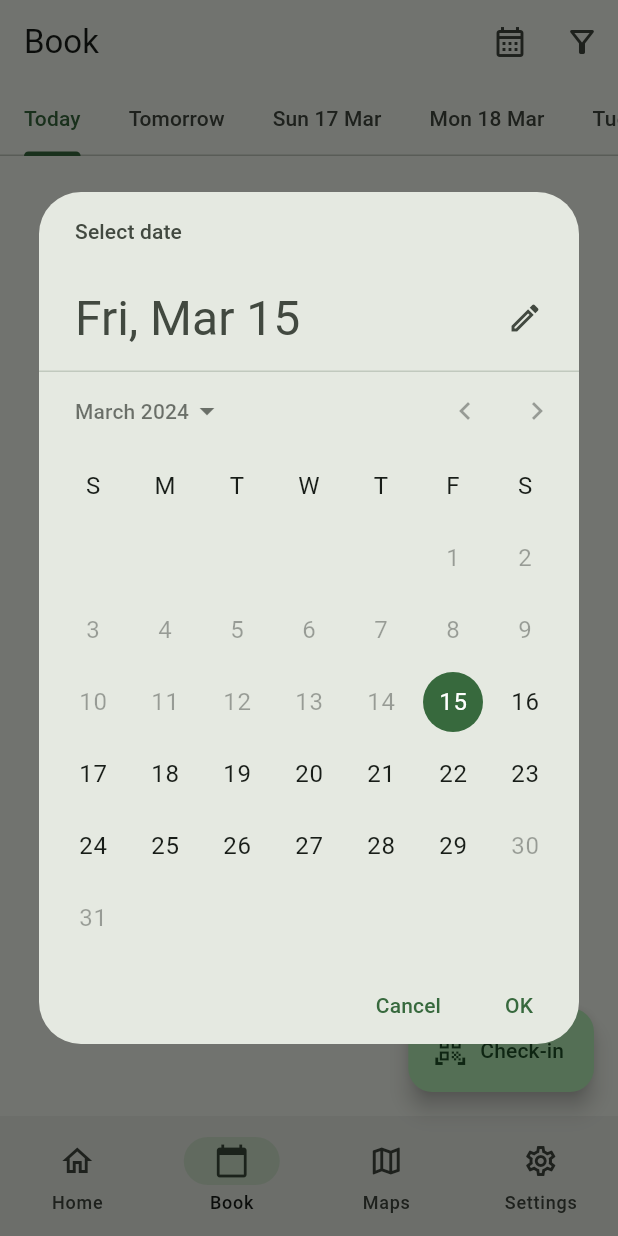
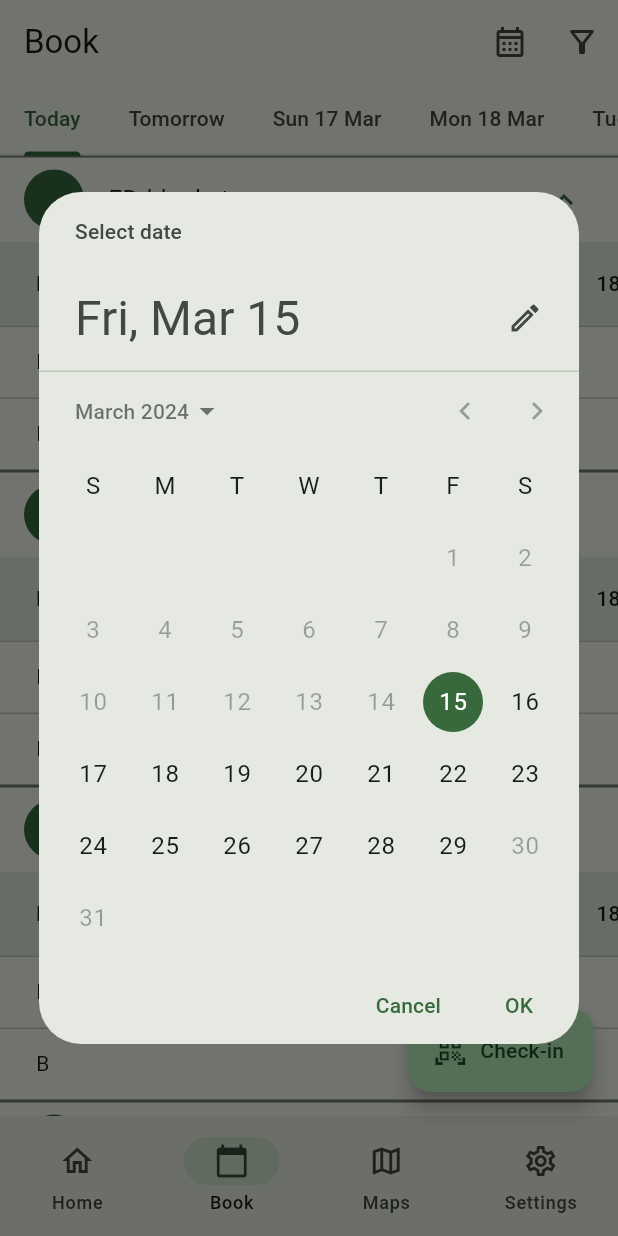
Before and after one commit to fillemon10/kandidat-grupp65-timeedit, a Flutter app: the screen it shows after launch, item 2 of the bottom bar chosen, after a tap on the "calendar month" icon, on a phone screen of 412 x 824 dp. Run offline on Flutter 3.47's test engine with Material 3 defaults, Android fonts, the phone set to English and light mode, and no system bars; our stand-ins replace cloud_firestore, firebase_auth, firebase_core, go_router; missing offline and left inert: firebase_ui_auth, qr_code_scanner; accounts and stored records are empty.

Commit message:
trying to fix booking screen

```diff
--- a/lib/main.dart
+++ b/lib/main.dart
@@ -1,4 +1,3 @@
-import 'package:firebase_core/firebase_core.dart';
 import 'package:flutter/material.dart';
 import 'package:go_router/go_router.dart';
 import 'package:timeedit/screens/after-checkin.dart';
--- a/lib/screens/book.dart
+++ b/lib/screens/book.dart
@@ -74,7 +74,8 @@ class _BookingTabBarState extends State<BookingTabBar>
               final DateTime? picked = await showDatePicker(
                 context: context,
                 firstDate: DateTime.now(),
-                lastDate: DateTime.now().add(Duration(days: AMOUNT_OF_DAYS)),
+                lastDate:
+                    DateTime.now().add(const Duration(days: AMOUNT_OF_DAYS)),
                 initialDate: _selectedDate,
               );
               _onDatePicked(picked);
@@ -93,7 +94,7 @@ class _BookingTabBarState extends State<BookingTabBar>
       body: Column(
         children: [
           if (_showFilters) // Show filter chips if _showFilters is true
-            Align(
+            const Align(
               alignment: Alignment.centerLeft,
               child: FilterChipExample(),
             ),
@@ -110,13 +111,10 @@ class _BookingTabBarState extends State<BookingTabBar>
           Expanded(
             child: TabBarView(
               controller: _tabController,
-              children: _tabDays.map((day) {
-                return Center(
-                  child: Text(
-                    'Bookings for ${_formatDate(day)}',
-                  ),
-                );
-              }).toList(),
+              children: List.generate(
+                AMOUNT_OF_DAYS + 1,
+                (index) => AllCollapsibleTables(),
+              ),
             ),
           ),
         ],
@@ -172,7 +170,7 @@ class _FilterChipExampleState extends State<FilterChipExample> {
     return SingleChildScrollView(
       scrollDirection: Axis.horizontal,
       child: Container(
-        padding: EdgeInsets.symmetric(horizontal: 14),
+        padding: const EdgeInsets.symmetric(horizontal: 14),
         child: Wrap(
           spacing: 4.0,
           runSpacing: 4.0,
@@ -197,3 +195,195 @@ class _FilterChipExampleState extends State<FilterChipExample> {
     );
   }
 }
+
+class AllCollapsibleTables extends StatelessWidget {
+  @override
+  Widget build(BuildContext context) {
+    return ListView(
+      children: <Widget>[
+        for (int i = 0; i < 10; i++) ...[
+          CollapsibleTable(
+            title: 'ED-blocket',
+            table: BookingTable(),
+          ),
+        ],
+      ],
+    );
+  }
+}
+
+class CollapsibleTable extends StatefulWidget {
+  final String title;
+  final Widget table;
+
+  const CollapsibleTable({Key? key, required this.title, required this.table})
+      : super(key: key);
+
+  @override
+  _CollapsibleTableState createState() => _CollapsibleTableState();
+}
+
+class _CollapsibleTableState extends State<CollapsibleTable> {
+  @override
+  Widget build(BuildContext context) {
+    return Column(
+      children: <Widget>[
+        ExpansionTile(
+          childrenPadding: EdgeInsets.all(0),
+          initiallyExpanded: true,
+          leading: CircleAvatar(
+            backgroundColor: Theme.of(context).colorScheme.primary,
+          ),
+          title: Text('ED-blocket'),
+          // Contents
+          children: [
+            BookingTable(),
+          ],
+        ),
+      ],
+    );
+  }
+}
+
+class BookingTable extends StatefulWidget {
+  const BookingTable({Key? key}) : super(key: key);
+
+  @override
+  _BookingTableState createState() => _BookingTableState();
+}
+
+class _BookingTableState extends State<BookingTable> {
+  @override
+  Widget build(BuildContext context) {
+    return InteractiveViewer(
+      child: DataTable(
+        headingRowColor: MaterialStateProperty.resolveWith<Color>(
+            (Set<MaterialState> states) {
+          if (states.contains(MaterialState.hovered)) {
+            return Theme.of(context).colorScheme.primary.withOpacity(0.08);
+          }
+          return Theme.of(context).colorScheme.primary.withOpacity(0.1);
+        }),
+        showBottomBorder: false,
+        columnSpacing: 15.0,
+        columns: const <DataColumn>[
+          DataColumn(
+            label: Expanded(
+              child: Text('Room'),
+            ),
+          ),
+          DataColumn(
+            label: Expanded(
+              child: Text('8'),
+            ),
+          ),
+          DataColumn(
+            label: Expanded(
+              child: Text('9'),
+            ),
+          ),
+          DataColumn(
+            label: Expanded(
+              child: Text('10'),
+            ),
+          ),
+          DataColumn(
+            label: Expanded(
+              child: Text('11'),
+            ),
+          ),
+          DataColumn(
+            label: Expanded(
+              child: Text('12'),
+            ),
+          ),
+          DataColumn(
+            label: Expanded(
+              child: Text('13'),
+            ),
+          ),
+          DataColumn(
+            label: Expanded(
+              child: Text('14'),
+            ),
+          ),
+          DataColumn(
+            label: Expanded(
+              child: Text('15'),
+            ),
+          ),
+          DataColumn(
+            label: Expanded(
+              child: Text('16'),
+            ),
+          ),
+          DataColumn(
+            label: Expanded(
+              child: Text('17'),
+            ),
+          ),
+          DataColumn(
+            label: Expanded(
+              child: Text('18'),
+            ),
+          ),
+        ],
+        rows: <DataRow>[
+          DataRow(
+            cells: <DataCell>[
+              DataCell(Text('ED-3123A')),
+              DataCell(
+                // Use SizedBox.expand to fill the cell
+                SizedBox.expand(
+                    // Use container to fill the background color
+                    child: Container(
+                  color: Colors.green,
+                )),
+              ),
+              DataCell(
+                // Use SizedBox.expand to fill the cell
+                SizedBox.expand(
+                    // Use container to fill the background color
+                    child: Container(
+                  color: Colors.green,
+                  child: Align(
+                    alignment: Alignment.center,
+                    child: Text(
+                      " ",
+                      textAlign: TextAlign.center,
+                    ),
+                  ),
+                )),
+              ),
+              DataCell(Text('')),
+              DataCell(Text('')),
+              DataCell(Text('')),
+              DataCell(Text('')),
+              DataCell(Text('')),
+              DataCell(Text('')),
+              DataCell(Text('')),
+              DataCell(Text('')),
+              DataCell(Text('')),
+            ],
+          ),
+          DataRow(
+            cells: <DataCell>[
+              DataCell(Text('B')),
+              DataCell(Text('')),
+              DataCell(Text('')),
+              DataCell(Text('')),
+              DataCell(Text('')),
+              DataCell(Text('')),
+              DataCell(Text('')),
+              DataCell(Text('')),
+              DataCell(Text('')),
+              DataCell(Text('')),
+              DataCell(Text('')),
+              DataCell(Text(''))
+            ],
+          )
+        ],
+      ),
+    );
+  }
+}
--- a/lib/screens/checkin.dart
+++ b/lib/screens/checkin.dart
@@ -12,7 +12,9 @@ class CheckInScreen extends StatelessWidget {
   @override
   Widget build(BuildContext context) {
     return Scaffold(
-      appBar: AppBar(title: const Text('Check in')),
+      appBar: AppBar(
+        title: const Text('Check-in'),
+      ),
       body: const QrView(),
     );
   }
--- a/lib/screens/home.dart
+++ b/lib/screens/home.dart
@@ -8,7 +8,7 @@ class HomeScreen extends StatelessWidget {
         title: Text('Home'),
       ),
       body: ListView(
-        children: [
+        children: const [
           TitleSection(
             title: 'Looking for a room right now?',
           ),
@@ -39,6 +39,9 @@ class TitleSection extends StatelessWidget {
               children: [
                 Text(
                   title,
+                  style: const TextStyle(
+                    fontSize: 20,
+                  ),
                 ),
               ],
             ),
@@ -87,24 +90,21 @@ class DataTableExample extends StatelessWidget {
         DataColumn(
           label: Expanded(
             child: Text(
-              'Name',
-              style: TextStyle(fontStyle: FontStyle.italic),
+              'Room',
             ),
           ),
         ),
         DataColumn(
           label: Expanded(
             child: Text(
-              'Age',
-              style: TextStyle(fontStyle: FontStyle.italic),
+              'Time',
             ),
           ),
         ),
         DataColumn(
           label: Expanded(
             child: Text(
-              'Role',
-              style: TextStyle(fontStyle: FontStyle.italic),
+              'Extra',
             ),
           ),
         ),
```
